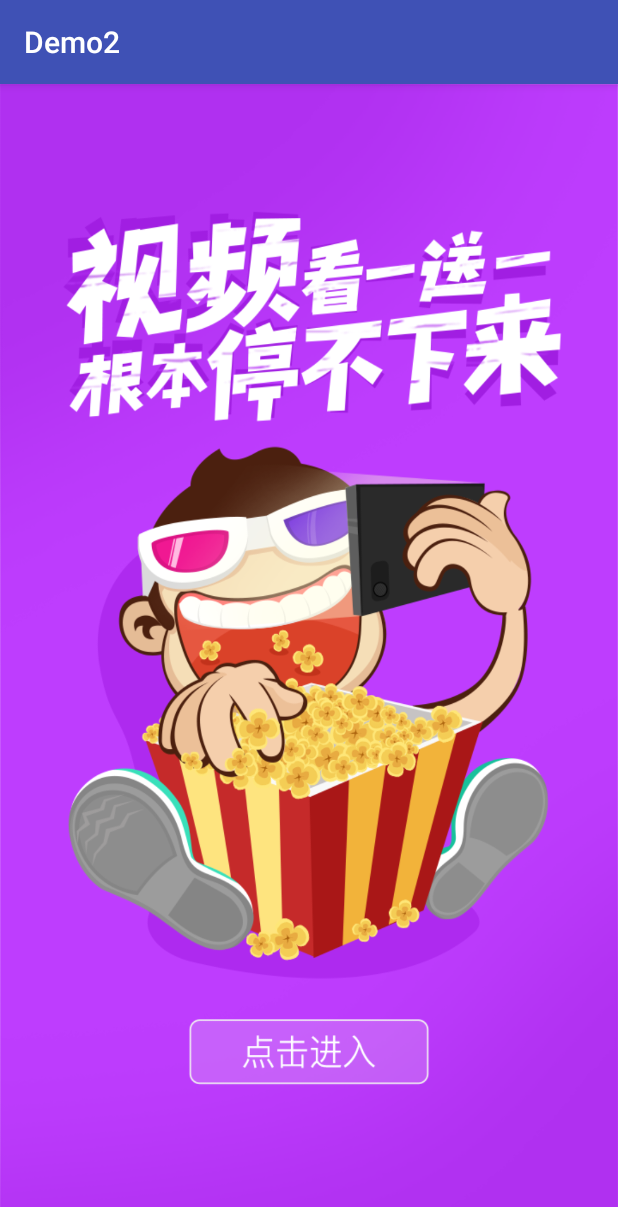
After one commit to leiak/Demo2, an Android app: the fragment SlideThreeFragment shown on its own in the app's theme, on a phone screen of 412 x 824 dp. The commit adds this screen. Shown: the top 1207 px of the screen. Run offline under Robolectric (Android 15) with nearby library versions, the phone set to English and light mode, and no system bars.

Commit message:
进入界面三张图片滚动

```diff
--- a/app/build.gradle
+++ b/app/build.gradle
@@ -29,9 +29,14 @@ dependencies {
 
     compile 'com.android.support:appcompat-v7:26.+'
     compile 'com.android.support:recyclerview-v7:26.+'
+    compile 'com.android.support:support-v4:26.+'
+
     compile 'com.android.support.constraint:constraint-layout:1.0.2'
     compile 'com.jakewharton:butterknife:8.7.0'
     compile 'com.squareup.okhttp3:okhttp:3.8.1'
     compile 'com.google.code.gson:gson:2.8.0'
+
+
     testCompile 'junit:junit:4.12'
+
 }
--- a/app/src/main/java/cn/hello/demo2/OkhttpActivity.java
+++ b/app/src/main/java/cn/hello/demo2/OkhttpActivity.java
@@ -9,13 +9,13 @@ import okhttp3.OkHttpClient;
 import okhttp3.Request;
 import okhttp3.Response;
 
+
 public class OkhttpActivity extends BaseActivity implements View.OnClickListener {
 
     @Override
     protected void onCreate(Bundle savedInstanceState) {
         super.onCreate(savedInstanceState);
         setContentView(R.layout.activity_okhttp);
-
         Button btn = (Button) findViewById(R.id.button);
         btn.setOnClickListener(this);
 
@@ -38,7 +38,7 @@ public class OkhttpActivity extends BaseActivity implements View.OnClickListener
             public void run() {
                 try{
                     OkHttpClient client = new OkHttpClient();
-                    String url = "http://www.baidu.com";
+                    String url = "http://m.baidu.com";
 
                     Request request = new Request.Builder()
                             .url(url)
--- /dev/null
+++ b/app/src/main/java/cn/hello/demo2/fragment/SlideThreeFragment.java
@@ -0,0 +1,40 @@
+package cn.hello.demo2.fragment;
+
+
+import android.content.Intent;
+import android.os.Bundle;
+import android.support.v4.app.Fragment;
+import android.view.LayoutInflater;
+import android.view.View;
+import android.view.ViewGroup;
+import android.widget.TextView;
+
+import cn.hello.demo2.MainActivity;
+import cn.hello.demo2.R;
+
+
+public class SlideThreeFragment extends Fragment {
+
+
+    public SlideThreeFragment() {
+        // Required empty public constructor
+    }
+
+
+    @Override
+    public View onCreateView(LayoutInflater inflater, ViewGroup container,
+                             Bundle savedInstanceState) {
+        View view = inflater.inflate(R.layout.fragment_slide_three, container, false);
+        TextView textView = view.findViewById(R.id.come_in);
+        textView.setOnClickListener(new View.OnClickListener() {
+            @Override
+            public void onClick(View view) {
+                Intent intent = new Intent(getContext(), MainActivity.class);
+                startActivity(intent);
+            }
+        });
+        // Inflate the layout for this fragment
+        return view;
+    }
+
+}
--- /dev/null
+++ b/app/src/main/res/layout/fragment_slide_three.xml
@@ -0,0 +1,17 @@
+<RelativeLayout xmlns:android="http://schemas.android.com/apk/res/android"
+    xmlns:tools="http://schemas.android.com/tools"
+    android:layout_width="match_parent"
+    android:layout_height="match_parent"
+    android:background="@drawable/bg_intros3"
+    tools:context="cn.hello.demo2.fragment.SlideThreeFragment">
+
+    <TextView
+        android:id="@+id/come_in"
+        android:layout_width="140dp"
+        android:layout_height="130dp"
+        android:textStyle="bold"
+        android:layout_alignParentBottom="true"
+        android:layout_centerHorizontal="true"
+        />
+
+</RelativeLayout>
--- a/app/src/main/res/values/strings.xml
+++ b/app/src/main/res/values/strings.xml
@@ -1,3 +1,6 @@
 <resources>
     <string name="app_name">Demo2</string>
+
+    <!-- TODO: Remove or change this placeholder text -->
+    <string name="hello_blank_fragment">Hello blank fragment</string>
 </resources>
```
Also changed, not shown: app/src/main/AndroidManifest.xml (+7 -3 lines), app/src/main/java/cn/hello/demo2/ViewPagerActivity.java (added, +56 -0 lines), app/src/main/java/cn/hello/demo2/adapter/ViewPagerAdapter.java (added, +38 -0 lines), app/src/main/java/cn/hello/demo2/animation/RotateDownPageTransformer.java (added, +59 -0 lines), app/src/main/java/cn/hello/demo2/fragment/SlideFirstFragment.java (added, +30 -0 lines), app/src/main/java/cn/hello/demo2/fragment/SlideSecondFragment.java (added, +30 -0 lines), app/src/main/res/layout/activity_view_pager.xml (added, +15 -0 lines), app/src/main/res/layout/fragment_slide_first.xml (added, +8 -0 lines), app/src/main/res/layout/fragment_slide_second.xml (added, +10 -0 lines), app/src/main/res/drawable/bg_intros1.png (added), app/src/main/res/drawable/bg_intros2.png (added), app/src/main/res/drawable/bg_intros3.png (added).
